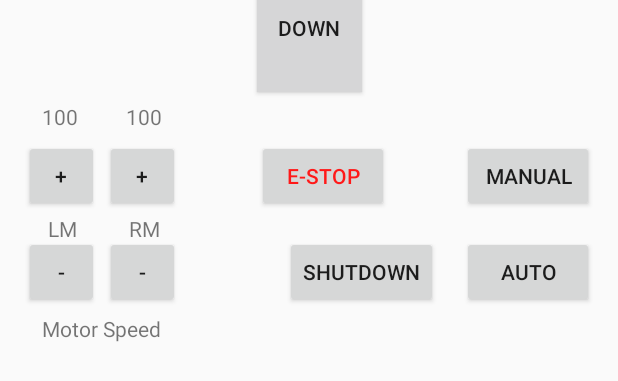
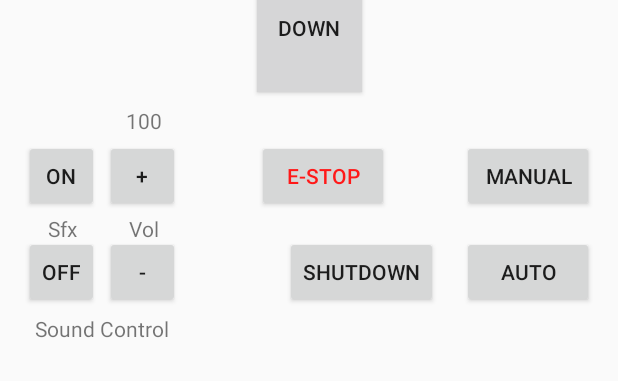
Before and after one commit to Octane70/Android_Studio, an Android app: the layout activity_dpad.xml on its own in the app's theme, with its tools: preview values and no code run, on a phone screen of 412 x 824 dp. Shown: the part 279-660 px from the top of the screen. Run offline under Robolectric (Android 15) with nearby library versions, the light colour scheme and no system bars; network calls fail.

Commit message:
BluePad: removed PWM control, added sound and volume control

```diff
--- a/BluePad/app/build.gradle
+++ b/BluePad/app/build.gradle
@@ -20,7 +20,7 @@ android {
 }
 
 dependencies {
-    compile fileTree(include: ['*.jar'], dir: 'libs')
+    compile fileTree(dir: 'libs', include: ['*.jar'])
     androidTestCompile('com.android.support.test.espresso:espresso-core:2.2.2', {
         exclude group: 'com.android.support', module: 'support-annotations'
     })
--- a/BluePad/app/src/main/java/com/blueapp/octane/bluepad/Dpad.java
+++ b/BluePad/app/src/main/java/com/blueapp/octane/bluepad/Dpad.java
@@ -22,7 +22,7 @@ public class Dpad extends AppCompatActivity {
     String deviceName = null;
     TextView lm_showValue;
     TextView rm_showValue;
-    int lm_counter = 100;
+    int lm_counter = off;
     int rm_counter = 100;
 
     BluetoothAdapter myBluetooth = null;
@@ -55,8 +55,8 @@ public class Dpad extends AppCompatActivity {
         final View auto = findViewById(R.id.auto);
         final View e_stop = findViewById(R.id.e_stop);
         final View shutdown = findViewById(R.id.shutdown);
-        final View left_pwm_pos = findViewById(R.id.left_pwm_pos);
-        final View left_pwm_neg = findViewById(R.id.left_pwm_neg);
+        final View sound_on = findViewById(R.id.sound_on);
+        final View sound_off = findViewById(R.id.sound_off);
         final View right_pwm_pos = findViewById(R.id.right_pwm_pos);
         final View right_pwm_neg = findViewById(R.id.right_pwm_neg);
 
@@ -168,24 +168,24 @@ public class Dpad extends AppCompatActivity {
             }
         });
 
-        left_pwm_pos.setOnTouchListener(new View.OnTouchListener() {
+        sound_on.setOnTouchListener(new View.OnTouchListener() {
             @Override
             public boolean onTouch(View v, MotionEvent event) {
 
                 if (event.getAction() == MotionEvent.ACTION_DOWN) {
-                    send(buildMessage("13", left_pwm_pos, event));
+                    send(buildMessage("13", sound_on, event));
 
                 }
                 return false;
             }
         });
 
-        left_pwm_neg.setOnTouchListener(new View.OnTouchListener() {
+        sound_off.setOnTouchListener(new View.OnTouchListener() {
             @Override
             public boolean onTouch(View v, MotionEvent event) {
 
                 if (event.getAction() == MotionEvent.ACTION_DOWN) {
-                    send(buildMessage("14", left_pwm_neg, event));
+                    send(buildMessage("14", sound_off, event));
 
                 }
                 return false;
@@ -216,26 +216,6 @@ public class Dpad extends AppCompatActivity {
             }
         });
 
-    }
-
-    public void left_pos (View view) {
-        if (lm_counter < 100) {
-            lm_counter++;
-            lm_showValue.setText(Integer.toString(lm_counter));
-        }
-        else {
-            return;
-        }
-    }
-
-    public void left_neg (View view){
-        if(lm_counter > 0) {
-            lm_counter--;
-            lm_showValue.setText(Integer.toString(lm_counter));
-        }
-        else {
-            return;
-        }
     }
 
     public void right_pos (View view) {
--- a/BluePad/app/src/main/res/layout/activity_dpad.xml
+++ b/BluePad/app/src/main/res/layout/activity_dpad.xml
@@ -102,7 +102,7 @@
         android:text="@string/e_stop"
         android:textColor="@color/e_stop"
         app:layout_constraintEnd_toStartOf="@+id/manual"
-        app:layout_constraintStart_toEndOf="@+id/right_pwm_pos"
+        app:layout_constraintStart_toEndOf="@+id/volume_up"
         app:layout_constraintTop_toBottomOf="@+id/down_dpad" />
 
     <Button
@@ -117,107 +117,96 @@
         app:layout_constraintTop_toBottomOf="@+id/e_stop" />
 
     <Button
-        android:id="@+id/left_pwm_pos"
+        android:id="@+id/sound_on"
         android:layout_width="50dp"
         android:layout_height="wrap_content"
         android:layout_marginStart="16dp"
         android:layout_marginLeft="16dp"
         android:layout_marginTop="32dp"
-        android:text="@string/left_pwm_pos"
-        android:onClick="left_pos"
+        android:text="@string/sound_on"
+        android:onClick="sound_on"
         app:layout_constraintStart_toStartOf="parent"
         app:layout_constraintTop_toBottomOf="@+id/down_dpad" />
 
     <Button
-        android:id="@+id/left_pwm_neg"
+        android:id="@+id/sound_off"
         android:layout_width="50dp"
         android:layout_height="wrap_content"
         android:layout_marginStart="16dp"
         android:layout_marginLeft="16dp"
         android:layout_marginTop="16dp"
-        android:text="@string/left_pwm_neg"
-        android:onClick="left_neg"
+        android:text="@string/sound_off"
+        android:onClick="sound_off"
         app:layout_constraintStart_toStartOf="parent"
-        app:layout_constraintTop_toBottomOf="@+id/left_pwm_pos" />
+        app:layout_constraintTop_toBottomOf="@+id/sound_on" />
 
     <Button
-        android:id="@+id/right_pwm_pos"
+        android:id="@+id/volume_up"
         android:layout_width="50dp"
         android:layout_height="wrap_content"
         android:layout_marginStart="4dp"
         android:layout_marginLeft="16dp"
         android:layout_marginTop="32dp"
-        android:text="@string/right_pwm_pos"
+        android:text="@string/vol_pos"
         android:onClick="right_pos"
-        app:layout_constraintStart_toEndOf="@+id/left_pwm_pos"
+        app:layout_constraintStart_toEndOf="@+id/sound_on"
         app:layout_constraintTop_toBottomOf="@+id/down_dpad" />
 
     <Button
-        android:id="@+id/right_pwm_neg"
+        android:id="@+id/volume_down"
         android:layout_width="50dp"
         android:layout_height="wrap_content"
         android:layout_marginStart="4dp"
         android:layout_marginLeft="16dp"
         android:layout_marginTop="16dp"
-        android:text="@string/right_pwm_neg"
+        android:text="@string/vol_neg"
         android:onClick="right_neg"
-        app:layout_constraintStart_toEndOf="@+id/left_pwm_neg"
-        app:layout_constraintTop_toBottomOf="@+id/right_pwm_pos" />
+        app:layout_constraintStart_toEndOf="@+id/sound_off"
+        app:layout_constraintTop_toBottomOf="@+id/volume_up" />
 
     <TextView
-        android:id="@+id/motor_speed"
+        android:id="@+id/sound_cntrl"
         android:layout_width="wrap_content"
         android:layout_height="wrap_content"
-        android:layout_marginStart="12dp"
-        android:layout_marginLeft="12dp"
+        android:layout_marginStart="7dp"
+        android:layout_marginLeft="7dp"
         android:layout_marginTop="4dp"
-        android:text="Motor Speed"
-        app:layout_constraintStart_toStartOf="@+id/left_pwm_neg"
-        app:layout_constraintTop_toBottomOf="@+id/right_pwm_neg"
+        android:text="@string/sound_cntrl"
+        app:layout_constraintStart_toStartOf="@+id/sound_off"
+        app:layout_constraintTop_toBottomOf="@+id/volume_down"
         tools:ignore="HardcodedText,RtlHardcoded" />
 
     <TextView
-        android:id="@+id/left_motor"
+        android:id="@+id/sound"
         android:layout_width="wrap_content"
         android:layout_height="wrap_content"
         android:layout_marginStart="16dp"
         android:layout_marginLeft="16dp"
         android:layout_marginTop="1dp"
-        android:text="@string/left_motor"
-        app:layout_constraintStart_toStartOf="@+id/left_pwm_pos"
-        app:layout_constraintTop_toBottomOf="@+id/left_pwm_pos" />
+        android:text="@string/sound"
+        app:layout_constraintStart_toStartOf="@+id/sound_on"
+        app:layout_constraintTop_toBottomOf="@+id/sound_on" />
 
     <TextView
-        android:id="@+id/right_motor"
+        android:id="@+id/volume"
         android:layout_width="wrap_content"
         android:layout_height="wrap_content"
         android:layout_marginStart="16dp"
         android:layout_marginLeft="16dp"
         android:layout_marginTop="1dp"
-        android:text="@string/right_motor"
-        app:layout_constraintStart_toStartOf="@+id/right_pwm_pos"
-        app:layout_constraintTop_toBottomOf="@+id/right_pwm_pos" />
-
-    <TextView
-        android:id="@+id/left_value"
-        android:layout_width="wrap_content"
-        android:layout_height="wrap_content"
-        android:layout_marginBottom="6dp"
-        android:layout_marginStart="12dp"
-        android:layout_marginLeft="12dp"
-        android:text="@string/left_value"
-        app:layout_constraintBottom_toTopOf="@+id/left_pwm_pos"
-        app:layout_constraintStart_toStartOf="@+id/left_pwm_pos" />
+        android:text="@string/volume"
+        app:layout_constraintStart_toStartOf="@+id/volume_up"
+        app:layout_constraintTop_toBottomOf="@+id/volume_up" />
 
     <TextView
         android:id="@+id/right_value"
         android:layout_width="wrap_content"
         android:layout_height="wrap_content"
-        android:layout_marginBottom="6dp"
+        android:layout_marginBottom="3dp"
         android:layout_marginEnd="12dp"
         android:layout_marginRight="12dp"
         android:text="@string/right_value"
-        app:layout_constraintBottom_toTopOf="@+id/right_pwm_pos"
-        app:layout_constraintEnd_toEndOf="@+id/right_pwm_pos" />
+        app:layout_constraintBottom_toTopOf="@+id/volume_up"
+        app:layout_constraintEnd_toEndOf="@+id/volume_up" />
 
 </android.support.constraint.ConstraintLayout>
--- a/BluePad/app/src/main/res/values/strings.xml
+++ b/BluePad/app/src/main/res/values/strings.xml
@@ -9,12 +9,12 @@
     <string name="auto">Auto</string>
     <string name="e_stop">E-Stop</string>
     <string name="shutdown">Shutdown</string>
-    <string name="right_pwm_pos">+</string>
-    <string name="right_pwm_neg">-</string>
-    <string name="left_pwm_pos">+</string>
-    <string name="left_pwm_neg">-</string>
-    <string name="left_motor">LM</string>
-    <string name="right_motor">RM</string>
-    <string name="left_value">100</string>
+    <string name="vol_pos">+</string>
+    <string name="vol_neg">-</string>
+    <string name="sound_on">on</string>
+    <string name="sound_off">off</string>
+    <string name="sound">Sfx</string>
+    <string name="volume">Vol</string>
+    <string name="sound_cntrl">Sound Control</string>
     <string name="right_value">100</string>
 </resources>
```
